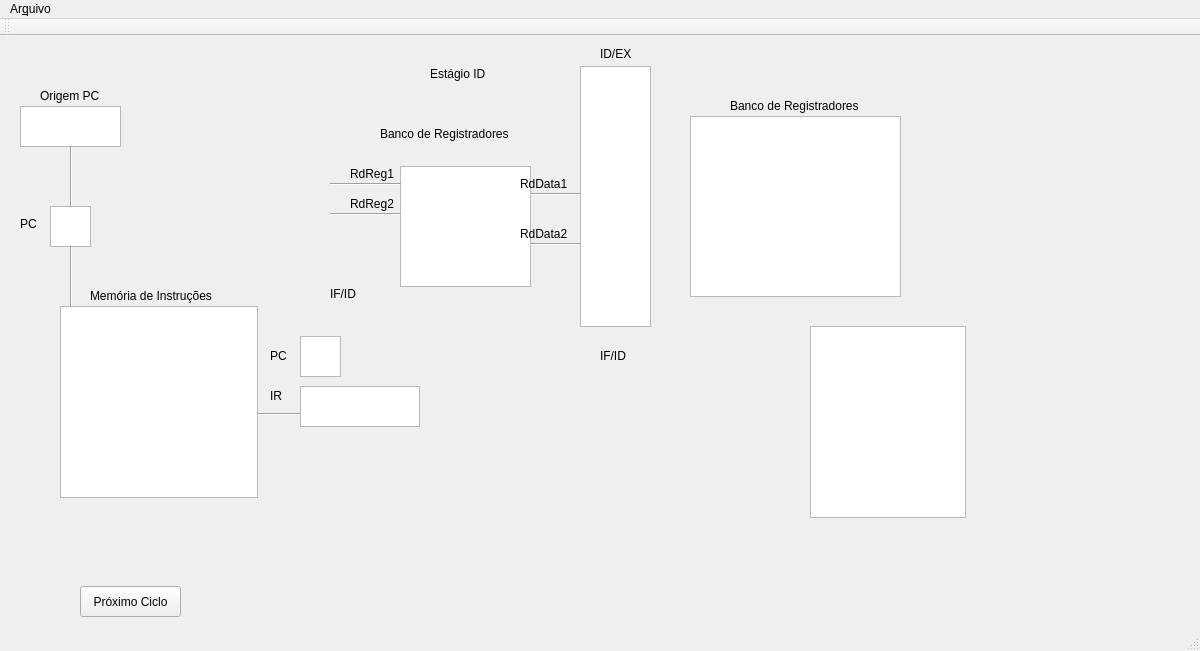
The window that TesteQtGraphics/GraphicsTest/mainwindow.ui (asdomingues/SimuladorMIPS) describes before a commit, drawn with Qt 5.
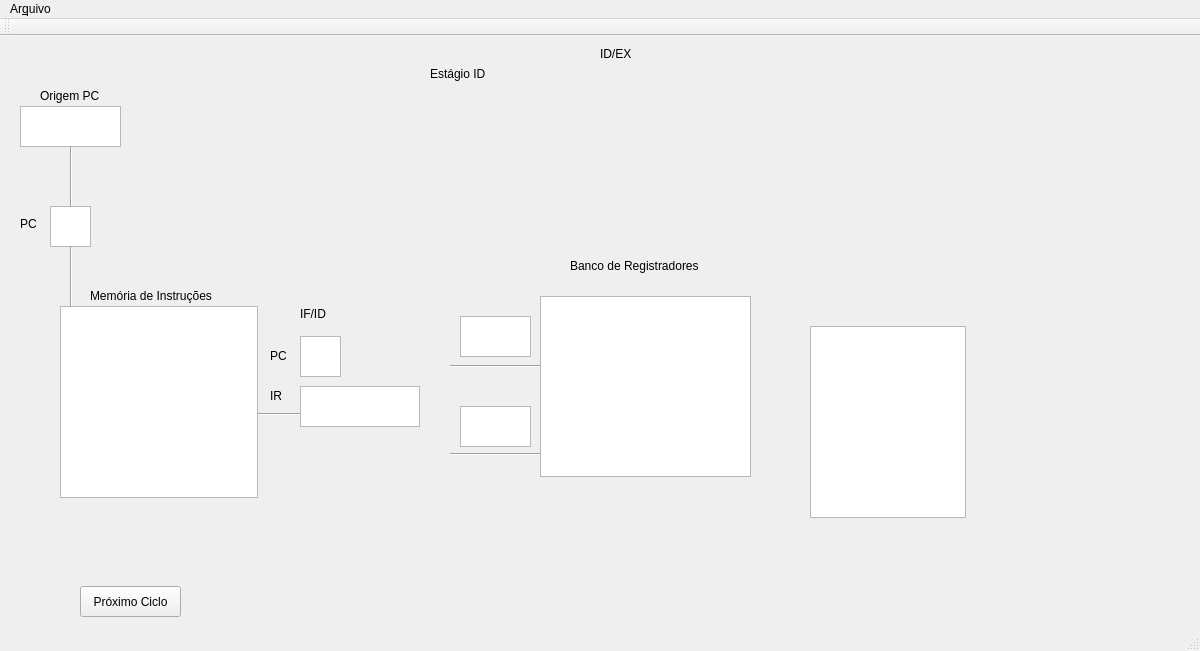
The same window after the commit.

```diff
--- a/TesteQtGraphics/GraphicsTest/mainwindow.ui
+++ b/TesteQtGraphics/GraphicsTest/mainwindow.ui
@@ -53,8 +53,8 @@
    <widget class="QLabel" name="label_4">
     <property name="geometry">
      <rect>
-      <x>330</x>
-      <y>250</y>
+      <x>300</x>
+      <y>270</y>
       <width>31</width>
       <height>16</height>
      </rect>
@@ -76,42 +76,6 @@
      <string>Próximo Ciclo</string>
     </property>
    </widget>
-   <widget class="QTextBrowser" name="BancoReg">
-    <property name="geometry">
-     <rect>
-      <x>400</x>
-      <y>130</y>
-      <width>131</width>
-      <height>121</height>
-     </rect>
-    </property>
-   </widget>
-   <widget class="Line" name="line_3">
-    <property name="geometry">
-     <rect>
-      <x>330</x>
-      <y>140</y>
-      <width>71</width>
-      <height>16</height>
-     </rect>
-    </property>
-    <property name="orientation">
-     <enum>Qt::Horizontal</enum>
-    </property>
-   </widget>
-   <widget class="QLabel" name="label_5">
-    <property name="geometry">
-     <rect>
-      <x>380</x>
-      <y>90</y>
-      <width>161</width>
-      <height>16</height>
-     </rect>
-    </property>
-    <property name="text">
-     <string>Banco de Registradores</string>
-    </property>
-   </widget>
    <widget class="QLabel" name="label_6">
     <property name="geometry">
      <rect>
@@ -125,107 +89,6 @@
      <string>Estágio ID</string>
     </property>
    </widget>
-   <widget class="Line" name="line_4">
-    <property name="geometry">
-     <rect>
-      <x>330</x>
-      <y>170</y>
-      <width>71</width>
-      <height>16</height>
-     </rect>
-    </property>
-    <property name="orientation">
-     <enum>Qt::Horizontal</enum>
-    </property>
-   </widget>
-   <widget class="QLabel" name="label_7">
-    <property name="geometry">
-     <rect>
-      <x>350</x>
-      <y>130</y>
-      <width>51</width>
-      <height>16</height>
-     </rect>
-    </property>
-    <property name="text">
-     <string>RdReg1</string>
-    </property>
-   </widget>
-   <widget class="QLabel" name="label_8">
-    <property name="geometry">
-     <rect>
-      <x>350</x>
-      <y>160</y>
-      <width>51</width>
-      <height>16</height>
-     </rect>
-    </property>
-    <property name="text">
-     <string>RdReg2</string>
-    </property>
-   </widget>
-   <widget class="QTextBrowser" name="IDEX">
-    <property name="geometry">
-     <rect>
-      <x>580</x>
-      <y>30</y>
-      <width>71</width>
-      <height>261</height>
-     </rect>
-    </property>
-   </widget>
-   <widget class="Line" name="line_5">
-    <property name="geometry">
-     <rect>
-      <x>530</x>
-      <y>150</y>
-      <width>51</width>
-      <height>16</height>
-     </rect>
-    </property>
-    <property name="orientation">
-     <enum>Qt::Horizontal</enum>
-    </property>
-   </widget>
-   <widget class="Line" name="line_6">
-    <property name="geometry">
-     <rect>
-      <x>530</x>
-      <y>200</y>
-      <width>51</width>
-      <height>16</height>
-     </rect>
-    </property>
-    <property name="orientation">
-     <enum>Qt::Horizontal</enum>
-    </property>
-   </widget>
-   <widget class="QLabel" name="label_9">
-    <property name="geometry">
-     <rect>
-      <x>520</x>
-      <y>140</y>
-      <width>61</width>
-      <height>16</height>
-     </rect>
-    </property>
-    <property name="text">
-     <string>RdData1</string>
-    </property>
-   </widget>
-   <widget class="QLabel" name="label_10">
-    <property name="geometry">
-     <rect>
-      <x>520</x>
-      <y>190</y>
-      <width>61</width>
-      <height>16</height>
-     </rect>
-    </property>
-    <property name="text">
-     <string>RdData2</string>
-    </property>
-   </widget>
    <widget class="QLabel" name="label_11">
     <property name="geometry">
      <rect>
@@ -242,8 +105,8 @@
    <widget class="QTableWidget" name="register_t">
     <property name="geometry">
      <rect>
-      <x>690</x>
-      <y>80</y>
+      <x>540</x>
+      <y>260</y>
       <width>211</width>
       <height>181</height>
      </rect>
@@ -305,8 +168,8 @@
    <widget class="QLabel" name="label_13">
     <property name="geometry">
      <rect>
-      <x>730</x>
-      <y>60</y>
+      <x>570</x>
+      <y>220</y>
       <width>161</width>
       <height>20</height>
      </rect>
@@ -315,19 +178,6 @@
      <string>Banco de Registradores</string>
     </property>
    </widget>
-   <widget class="QLabel" name="label_14">
-    <property name="geometry">
-     <rect>
-      <x>600</x>
-      <y>310</y>
-      <width>63</width>
-      <height>20</height>
-     </rect>
-    </property>
-    <property name="text">
-     <string>IF/ID</string>
-    </property>
-   </widget>
    <widget class="QTableWidget" name="IDEX_t">
     <property name="geometry">
      <rect>
@@ -442,6 +292,52 @@
      <string>PC</string>
     </property>
    </widget>
+   <widget class="QTextBrowser" name="rReg1">
+    <property name="geometry">
+     <rect>
+      <x>460</x>
+      <y>280</y>
+      <width>71</width>
+      <height>41</height>
+     </rect>
+    </property>
+   </widget>
+   <widget class="Line" name="line_3">
+    <property name="geometry">
+     <rect>
+      <x>450</x>
+      <y>320</y>
+      <width>91</width>
+      <height>20</height>
+     </rect>
+    </property>
+    <property name="orientation">
+     <enum>Qt::Horizontal</enum>
+    </property>
+   </widget>
+   <widget class="Line" name="line_4">
+    <property name="geometry">
+     <rect>
+      <x>450</x>
+      <y>410</y>
+      <width>91</width>
+      <height>16</height>
+     </rect>
+    </property>
+    <property name="orientation">
+     <enum>Qt::Horizontal</enum>
+    </property>
+   </widget>
+   <widget class="QTextBrowser" name="textBrowser">
+    <property name="geometry">
+     <rect>
+      <x>460</x>
+      <y>370</y>
+      <width>71</width>
+      <height>41</height>
+     </rect>
+    </property>
+   </widget>
   </widget>
   <widget class="QMenuBar" name="menuBar">
    <property name="geometry">
```
